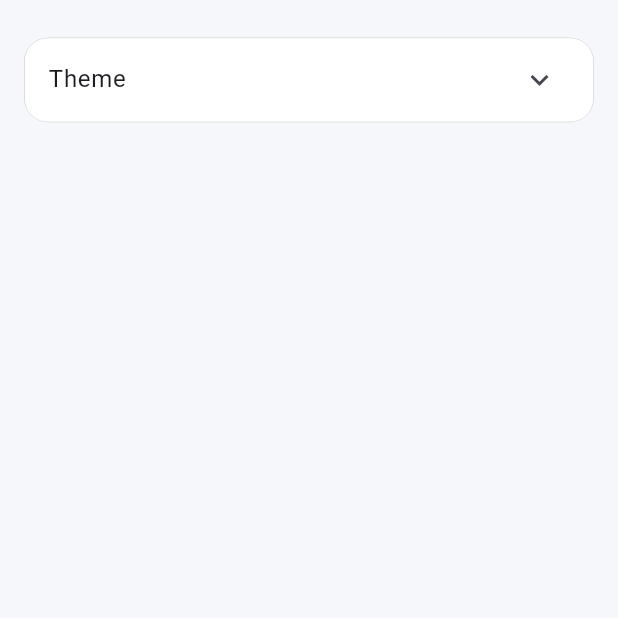
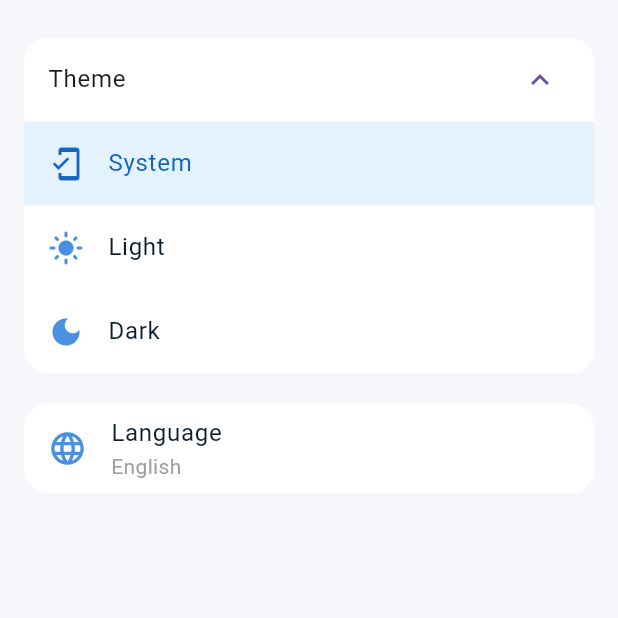
Before and after one commit to osamamohamedr1/reading-tracking, a Flutter app: the SettingsScreen screen opened by its route, after a tap on "Theme", on a phone screen of 412 x 824 dp, the top half of it. Run offline on Flutter 3.47's test engine with Material 3 defaults, Android fonts, the phone set to English and light mode, and no system bars; our stand-ins replace bloc, easy_localization, flutter_bloc, font_awesome_flutter, shared_preferences; accounts and stored records are empty.

Commit message:
add localization and change language

```diff
--- /dev/null
+++ b/assets/translations/ar.json
@@ -0,0 +1,16 @@
+{
+    "all_books": "كل الكتب",
+    "reading_now": "تقرأ الآن",
+    "favorite": "المفضلة",
+    "settings": "الإعدادات",
+    "theme": "السمة",
+    "arabic": "العربية",
+    "language": "اللغة",
+    "english":"الإنجليزية",
+    "system":"النظام",
+    "Change Language":"تغيير اللغة",
+    "system_language":"لغة النظام",
+    "dark":"غامق",
+    "light":"فاتح",
+    "quotes": "اقتباسات"
+}
--- /dev/null
+++ b/assets/translations/en.json
@@ -0,0 +1,19 @@
+{
+
+    "all_books":"All Books",
+     "reading_now":"Reading Now",
+      "favorite":"Favorite",
+       "settings":"Settings",
+       "theme": "Theme",
+       "arabic":"Arabic",
+       "english":"English",
+       "language": "Language",
+       "Change Language":"Change Language",
+       "system_language":"System Language",
+       "system":"System",
+       "dark":"Dark",
+       "light":"Light",
+       "quotes":"Quotes"
+
+
+}
--- /dev/null
+++ b/devtools_options.yaml
@@ -0,0 +1,3 @@
+description: This file stores settings for Dart & Flutter DevTools.
+documentation: https://docs.flutter.dev/tools/devtools/extensions#configure-extension-enablement-states
+extensions:
--- a/lib/core/routing/app_router.dart
+++ b/lib/core/routing/app_router.dart
@@ -1,12 +1,17 @@
 import 'package:flutter/material.dart';
 import 'package:reading_tracker/core/routing/routes.dart';
 import 'package:reading_tracker/features/books/presentation/views/all_books_screens.dart';
+import 'package:reading_tracker/features/drawer/presentation/views/custom_drawer.dart';
 import 'package:reading_tracker/features/onboarding/presentation/views/onboarding_view.dart';
 import 'package:reading_tracker/features/settings/presentation/views/settings_view.dart';
 
 class AppRouter {
   Route generateRoute(RouteSettings settings) {
     switch (settings.name) {
+      case Routes.drawer:
+        return MaterialPageRoute(
+          builder: (context) => CustomDrawer(),
+        );
       case Routes.onReading:
         return MaterialPageRoute(
           builder: (context) => OnboardingView(),
--- a/lib/core/routing/routes.dart
+++ b/lib/core/routing/routes.dart
@@ -1,6 +1,7 @@
 abstract class Routes {
   static const String onboarding = 'onboarding';
   static const String allBoks = 'allBoks';
+  static const String drawer = 'drawer';
   static const String onReading = 'onReading';
   static const String favorite = 'favorite';
   static const String toRead = 'toRead';
--- a/lib/core/themes/text_themes.dart
+++ b/lib/core/themes/text_themes.dart
@@ -13,6 +13,10 @@ abstract class AppTextStyles {
     fontSize: 18,
     fontWeight: FontWeight.normal,
   );
+  static final font14Regular = TextStyle(
+    fontSize: 14,
+    fontWeight: FontWeight.normal,
+  );
   static final font20Regular = TextStyle(
     fontSize: 20,
     fontWeight: FontWeight.normal,
--- a/lib/features/settings/presentation/views/settings_view.dart
+++ b/lib/features/settings/presentation/views/settings_view.dart
@@ -1,72 +1,27 @@
 import 'package:flutter/material.dart';
-import 'package:flutter_bloc/flutter_bloc.dart';
-import 'package:reading_tracker/features/settings/logic/cubit/theme_cubit.dart';
+
+import 'package:reading_tracker/features/settings/presentation/views/widgets/language_change_widget.dart';
+import 'package:reading_tracker/features/settings/presentation/views/widgets/theme_selection_widget.dart';
 
 class SettingsScreen extends StatelessWidget {
   const SettingsScreen({super.key});
 
   @override
   Widget build(BuildContext context) {
-    var currentThemeMode = context.watch<ThemeCubit>().state;
     return Scaffold(
       body: Padding(
         padding: const EdgeInsets.symmetric(horizontal: 16),
         child: Column(
+          spacing: 20,
           children: [
-            SizedBox(height: 25),
-            ExpansionTile(
-              initiallyExpanded: true,
-              title: Text('Theme'),
-              shape: tileShape(borderColor: Colors.lightBlueAccent),
-              collapsedShape: tileShape(),
-              children: [
-                themeSelctionItem(
-                    selected: currentThemeMode == ThemeMode.system,
-                    icon: Icons.mobile_friendly,
-                    title: 'System',
-                    onTap: () =>
-                        context.read<ThemeCubit>().setTheme(ThemeMode.system)),
-                themeSelctionItem(
-                    selected: currentThemeMode == ThemeMode.light,
-                    icon: Icons.light_mode,
-                    title: 'Light',
-                    onTap: () =>
-                        context.read<ThemeCubit>().setTheme(ThemeMode.light)),
-                themeSelctionItem(
-                  selected: currentThemeMode == ThemeMode.dark,
-                  icon: Icons.dark_mode,
-                  title: 'Dark',
-                  onTap: () =>
-                      context.read<ThemeCubit>().setTheme(ThemeMode.dark),
-                ),
-              ],
-            ),
+            SizedBox(height: 5),
+            ThemeSelectionWidget(),
+            Builder(builder: (context) {
+              return LanguageChangeWidget();
+            }),
           ],
         ),
       ),
     );
   }
-
-  Widget themeSelctionItem(
-      {required IconData icon,
-      required String title,
-      required void Function()? onTap,
-      required bool selected}) {
-    return ListTile(
-      selected: selected,
-      onTap: onTap,
-      leading: Icon(
-        icon,
-        size: 26,
-      ),
-      title: Text(title),
-    );
-  }
-
-  OutlineInputBorder tileShape({Color? borderColor}) {
-    return OutlineInputBorder(
-      borderRadius: BorderRadius.circular(16),
-      borderSide: BorderSide(width: .3, color: borderColor ?? Colors.grey),
-    );
-  }
 }
--- /dev/null
+++ b/lib/features/settings/presentation/views/widgets/language_change_widget.dart
@@ -0,0 +1,86 @@
+import 'package:easy_localization/easy_localization.dart';
+import 'package:flutter/material.dart';
+import 'package:reading_tracker/core/helpers/exentions.dart';
+import 'package:reading_tracker/core/themes/text_themes.dart';
+
+class LanguageChangeWidget extends StatelessWidget {
+  const LanguageChangeWidget({super.key});
+
+  @override
+  Widget build(BuildContext context) {
+    return GestureDetector(
+      onTap: () {
+        showDialog(
+          context: context,
+          builder: (context) {
+            return Dialog(
+              insetAnimationCurve: Curves.bounceIn,
+              child: Padding(
+                padding: const EdgeInsets.all(20),
+                child: Column(
+                  mainAxisSize: MainAxisSize.min,
+                  crossAxisAlignment: CrossAxisAlignment.start,
+                  children: [
+                    Text(
+                      'language'.tr(),
+                      style: AppTextStyles.font20Regular,
+                    ),
+                    ListTile(
+                      minTileHeight: 50,
+                      onTap: () {
+                        context.setLocale(Locale('ar'));
+                        context.pop();
+                      },
+                      tileColor: Colors.transparent,
+                      title: Text(
+                        'العربية',
+                        style: AppTextStyles.font16Regular,
+                      ),
+                    ),
+                    ListTile(
+                      minTileHeight: 50,
+                      onTap: () {
+                        context.setLocale(Locale('en'));
+                        context.pop();
+                      },
+                      tileColor: Colors.transparent,
+                      title: Text(
+                        'English',
+                        style: AppTextStyles.font16Regular,
+                      ),
+                    ),
+                  ],
+                ),
+              ),
+            );
+          },
+        );
+      },
+      child: Container(
+          height: 60,
+          decoration: BoxDecoration(
+              color: Colors.transparent,
+              border: Border.all(width: .01, color: Colors.grey),
+              borderRadius: BorderRadius.circular(16)),
+          child: ListTile(
+            shape: OutlineInputBorder(
+              borderSide: BorderSide(width: .01, color: Colors.grey),
+              borderRadius: BorderRadius.circular(16),
+            ),
+            minTileHeight: 60,
+            leading: Icon(
+              Icons.language,
+              size: 26,
+            ),
+            title: Text(
+              'language'.tr(),
+              style: AppTextStyles.font16Regular,
+            ),
+            subtitle: Text(
+              context.locale.toString() == 'ar' ? 'العربية' : 'English',
+              style: AppTextStyles.font14Regular.copyWith(color: Colors.grey),
+            ),
+          )),
+    );
+  }
+}
--- /dev/null
+++ b/lib/features/settings/presentation/views/widgets/theme_selection_item.dart
@@ -0,0 +1,29 @@
+import 'package:flutter/material.dart';
+
+class ThemeSelctionItem extends StatelessWidget {
+  const ThemeSelctionItem({
+    super.key,
+    required this.icon,
+    required this.title,
+    required this.onTap,
+    required this.selected,
+  });
+
+  final IconData icon;
+  final String title;
+  final void Function()? onTap;
+  final bool selected;
+
+  @override
+  Widget build(BuildContext context) {
+    return ListTile(
+      selected: selected,
+      onTap: onTap,
+      leading: Icon(
+        icon,
+        size: 24,
+      ),
+      title: Text(title),
+    );
+  }
+}
--- /dev/null
+++ b/lib/features/settings/presentation/views/widgets/theme_selection_widget.dart
@@ -0,0 +1,43 @@
+import 'package:easy_localization/easy_localization.dart';
+import 'package:flutter/material.dart';
+import 'package:flutter_bloc/flutter_bloc.dart';
+import 'package:reading_tracker/features/settings/logic/cubit/theme_cubit.dart';
+import 'package:reading_tracker/features/settings/presentation/views/widgets/theme_selection_item.dart';
+
+class ThemeSelectionWidget extends StatelessWidget {
+  const ThemeSelectionWidget({super.key});
+
+  @override
+  Widget build(BuildContext context) {
+    var currentThemeMode = context.watch<ThemeCubit>().state;
+    return ExpansionTile(
+      title: Text('theme'.tr()),
+      shape: tileShape(borderColor: Colors.lightBlueAccent),
+      collapsedShape: tileShape(),
+      children: [
+        ThemeSelctionItem(
+            selected: currentThemeMode == ThemeMode.system,
+            icon: Icons.mobile_friendly,
+            title: 'system'.tr(),
+            onTap: () => context.read<ThemeCubit>().setTheme(ThemeMode.system)),
+        ThemeSelctionItem(
+            selected: currentThemeMode == ThemeMode.light,
+            icon: Icons.light_mode,
+            title: 'light'.tr(),
+            onTap: () => context.read<ThemeCubit>().setTheme(ThemeMode.light)),
+        ThemeSelctionItem(
+            selected: currentThemeMode == ThemeMode.dark,
+            icon: Icons.dark_mode,
+            title: 'dark'.tr(),
+            onTap: () => context.read<ThemeCubit>().setTheme(ThemeMode.dark)),
+      ],
+    );
+  }
+
+  OutlineInputBorder tileShape({Color? borderColor}) {
+    return OutlineInputBorder(
+      borderRadius: BorderRadius.circular(16),
+      borderSide: BorderSide(width: .01, color: borderColor ?? Colors.grey),
+    );
+  }
+}
```
Also changed, not shown: lib/features/drawer/presentation/views/custom_drawer.dart (+10 -5 lines), lib/main.dart (+12 -1 lines), lib/reading_tracker.dart (+6 -2 lines), pubspec.yaml (+3 -4 lines), pubspec.lock, 1 other file.
